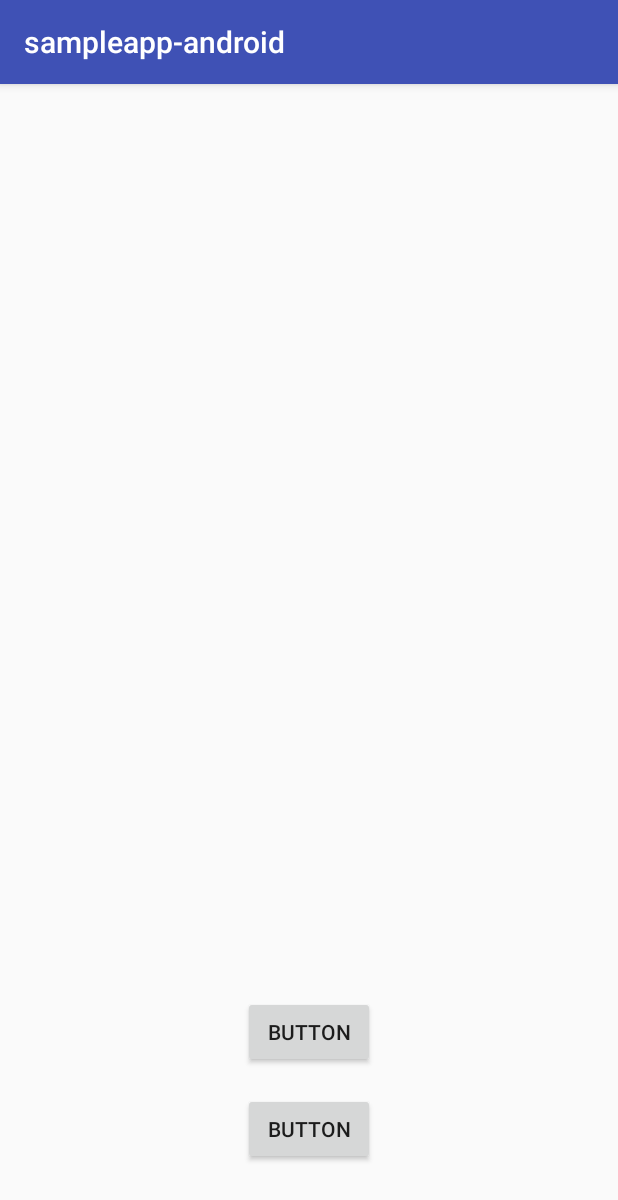
After one commit to microsoft/appcenter-sampleapp-android, an Android app: the fragment AnalyticsActivity shown on its own in the app's theme, on a phone screen of 412 x 824 dp. The commit adds this screen. Shown: the top 1200 px of the screen. Run offline under Robolectric (Android 15) with nearby library versions, the phone set to English and light mode, and no system bars.

Commit message:
hooked up crashes and analytics pages

```diff
--- /dev/null
+++ b/app/src/main/java/com/example/tina/sampleapp_android/AnalyticsActivity.java
@@ -0,0 +1,27 @@
+package com.example.tina.sampleapp_android;
+
+import android.os.Bundle;
+import android.support.v4.app.Fragment;
+import android.view.LayoutInflater;
+import android.view.View;
+import android.view.ViewGroup;
+
+
+public class AnalyticsActivity extends Fragment {
+    private static final String pageName = "Analytics";
+
+    @Override
+    public View onCreateView(LayoutInflater inflater, ViewGroup container,
+                             Bundle savedInstanceState) {
+        ViewGroup rootView = (ViewGroup) inflater.inflate(
+                R.layout.analytics_root, container, false);
+        return rootView;
+    }
+
+    public static AnalyticsActivity newInstance() {
+        Bundle args = new Bundle();
+        AnalyticsActivity fragment = new AnalyticsActivity();
+        fragment.setArguments(args);
+        return fragment;
+    }
+}
--- /dev/null
+++ b/app/src/main/res/layout/analytics_root.xml
@@ -0,0 +1,24 @@
+<?xml version="1.0" encoding="utf-8"?>
+<RelativeLayout xmlns:android="http://schemas.android.com/apk/res/android"
+    android:orientation="vertical" android:layout_width="match_parent"
+    android:layout_height="match_parent">
+
+    <Button
+        android:id="@+id/button2"
+        android:layout_width="wrap_content"
+        android:layout_height="wrap_content"
+        android:layout_alignParentBottom="true"
+        android:layout_centerHorizontal="true"
+        android:layout_marginBottom="112dp"
+        android:text="Button" />
+
+    <Button
+        android:id="@+id/button3"
+        android:layout_width="wrap_content"
+        android:layout_height="wrap_content"
+        android:layout_alignEnd="@+id/button2"
+        android:layout_alignParentBottom="true"
+        android:layout_alignRight="@+id/button2"
+        android:layout_marginBottom="47dp"
+        android:text="Button" />
+</RelativeLayout>
```
Also changed, not shown: app/src/main/java/com/example/tina/sampleapp_android/CrashesActivity.java (added, +26 -0 lines), app/src/main/java/com/example/tina/sampleapp_android/RootActivity.java (+7 -3 lines), app/src/main/res/layout/crashes_root.xml (added, +13 -0 lines).
